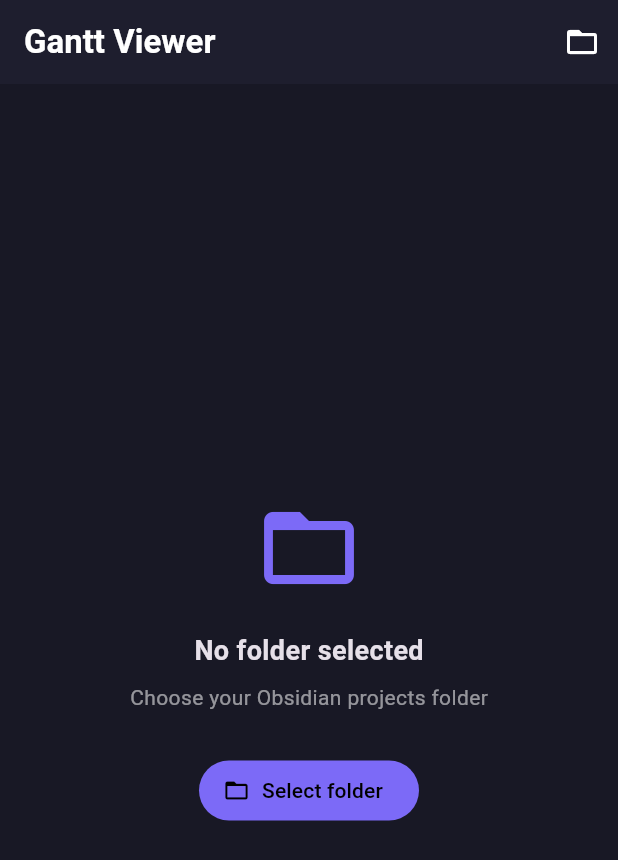
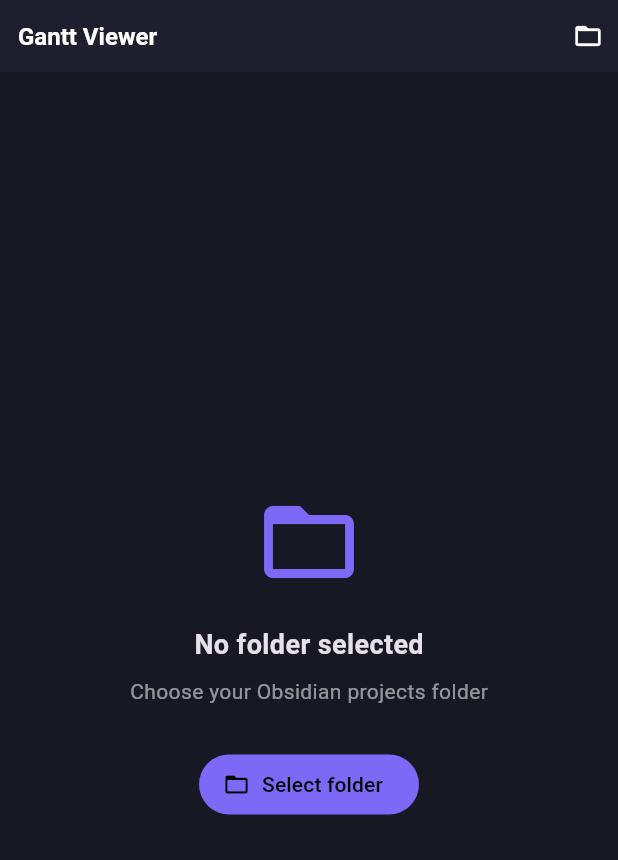
Before and after one commit to Deadbush225/Obsidian-Tasks, a Flutter app: the screen it shows after launch, on a phone screen of 412 x 824 dp. Shown: the top 860 px of the screen. Run offline on Flutter 3.47's test engine with Material 3 defaults, Android fonts, the phone set to English and light mode, and no system bars; our stand-ins replace file_picker, permission_handler, shared_preferences; missing offline and left inert: home_widget.

Commit message:
feat: enhance app bar with tab navigation and improved layout for Gantt Viewer

```diff
--- a/gantt_viewer/lib/main.dart
+++ b/gantt_viewer/lib/main.dart
@@ -342,27 +342,47 @@ class _HomePageState extends State<HomePage> with SingleTickerProviderStateMixin
 
   @override
   Widget build(BuildContext context) {
+    final showTabs = _projectRoot != null && !_permissionDenied;
     return Scaffold(
       appBar: AppBar(
-        title: const Text('Gantt Viewer', style: TextStyle(fontWeight: FontWeight.bold)),
+        toolbarHeight: 48,
+        titleSpacing: 12,
+        title: showTabs
+            ? Row(children: [
+                const Text('Gantt Viewer', style: TextStyle(fontWeight: FontWeight.bold, fontSize: 16)),
+                const SizedBox(width: 12),
+                Expanded(
+                  child: TabBar(
+                    controller: _tabs,
+                    indicatorColor: const Color(0xFF7C6AF7),
+                    labelColor: const Color(0xFF7C6AF7),
+                    unselectedLabelColor: Colors.white38,
+                    indicatorSize: TabBarIndicatorSize.label,
+                    labelPadding: EdgeInsets.zero,
+                    tabs: const [
+                      Tab(icon: Icon(Icons.list, size: 18), height: 36),
+                      Tab(icon: Icon(Icons.view_column, size: 18), height: 36),
+                      Tab(icon: Icon(Icons.bar_chart, size: 18), height: 36),
+                    ],
+                  ),
+                ),
+              ])
+            : const Text('Gantt Viewer', style: TextStyle(fontWeight: FontWeight.bold, fontSize: 16)),
         actions: [
-          IconButton(icon: const Icon(Icons.folder_open), tooltip: 'Change folder', onPressed: _pickFolder),
+          IconButton(
+            icon: const Icon(Icons.folder_open, size: 20),
+            tooltip: 'Change folder',
+            onPressed: _pickFolder,
+            visualDensity: VisualDensity.compact,
+          ),
           if (_projectRoot != null)
-            IconButton(icon: const Icon(Icons.refresh), tooltip: 'Refresh', onPressed: () => _refresh()),
+            IconButton(
+              icon: const Icon(Icons.refresh, size: 20),
+              tooltip: 'Refresh',
+              onPressed: () => _refresh(),
+              visualDensity: VisualDensity.compact,
+            ),
         ],
-        bottom: _projectRoot != null && !_permissionDenied
-            ? TabBar(
-                controller: _tabs,
-                indicatorColor: const Color(0xFF7C6AF7),
-                labelColor: const Color(0xFF7C6AF7),
-                unselectedLabelColor: Colors.white38,
-                tabs: const [
-                  Tab(icon: Icon(Icons.list), text: 'List'),
-                  Tab(icon: Icon(Icons.view_column), text: 'Kanban'),
-                  Tab(icon: Icon(Icons.bar_chart), text: 'Gantt'),
-                ],
-              )
-            : null,
       ),
       body: _buildBody(),
     );
```
